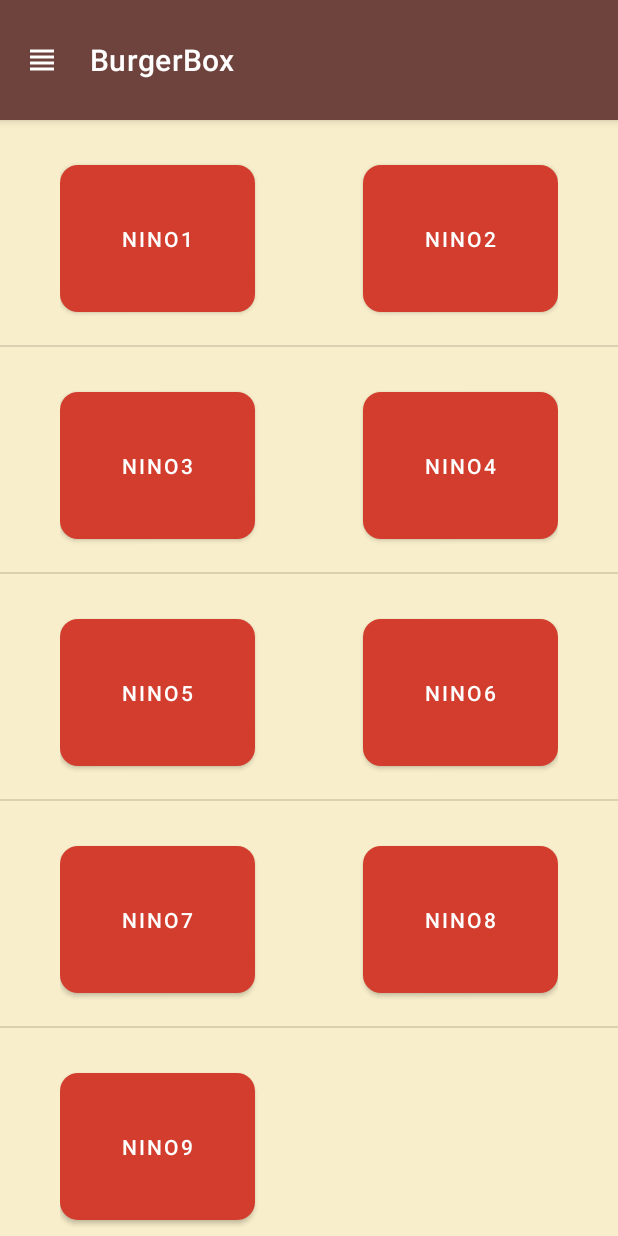
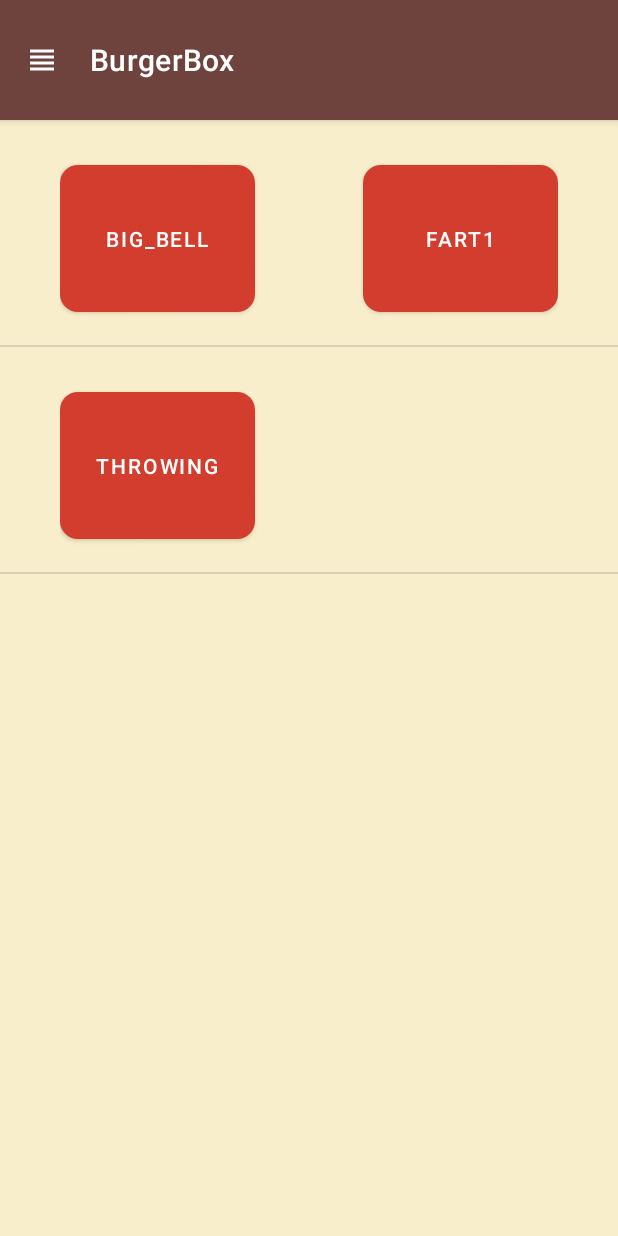
Before and after one commit to Ryoris/BurgerBox, an Android app: the screen it shows after launch (MainActivity), on a phone screen of 412 x 824 dp. Run offline under Robolectric (Android 15) with nearby library versions, the phone set to English and light mode, and no system bars.

Commit message:
Ajout des sons

```diff
--- a/app/src/main/java/com/clem/burgerbox/CustomAdapter.java
+++ b/app/src/main/java/com/clem/burgerbox/CustomAdapter.java
@@ -1,18 +1,21 @@
 package com.clem.burgerbox;
 
+import android.annotation.SuppressLint;
 import android.content.Context;
 import android.view.LayoutInflater;
 import android.view.View;
 import android.view.ViewGroup;
 import android.widget.BaseAdapter;
 import android.widget.Button;
+import android.widget.Toast;
 
 import java.util.ArrayList;
 
+// CustomAdapter est l’adaptateur qui connecte la donnée (ArrayList<TwoAudio>) à la vue (ListView).
 public class CustomAdapter extends BaseAdapter {
-    private ArrayList<TwoAudio> listData;
-    private LayoutInflater layoutInflater;
-    private Context context;
+    private final ArrayList<TwoAudio> listData;
+    private final LayoutInflater layoutInflater;
+    private final Context context;
 
     public CustomAdapter(Context context, ArrayList<TwoAudio> listData) {
         this.listData = listData;
@@ -20,6 +23,7 @@ public class CustomAdapter extends BaseAdapter {
         this.context = context;
     }
 
+    // Méthode de base
     @Override
     public int getCount() {
         return listData.size();
@@ -35,39 +39,59 @@ public class CustomAdapter extends BaseAdapter {
         return position;
     }
 
+    @SuppressLint("InflateParams")
+    @Override
     public View getView(int position, View convertView, ViewGroup parent) {
         ViewHolder holder;
 
-
         if (convertView == null) {
-
             convertView = layoutInflater.inflate(R.layout.two_buttons, null);
             holder = new ViewHolder();
-
-            holder.button1 = (Button) convertView.findViewById(R.id.bouton1);
-            holder.button2 = (Button) convertView.findViewById(R.id.bouton2);
-
-
+            holder.button1 = convertView.findViewById(R.id.bouton1);
+            holder.button2 = convertView.findViewById(R.id.bouton2);
             convertView.setTag(holder);
         } else {
             holder = (ViewHolder) convertView.getTag();
         }
 
-        holder.button1.setText(listData.get(position).getAudio1().getTitle());
+        TwoAudio item = listData.get(position);
 
-        if(listData.get(position).getAudio2()==null){
+        // Bouton 1
+        holder.button1.setText(item.getAudio1().getTitle());
+        holder.button1.setOnClickListener(v -> playByTitle(item.getAudio1().getTitle()));
+
+        // Bouton 2 (peut être null)
+        if (item.getAudio2() == null) {
             holder.button2.setVisibility(View.GONE);
+            holder.button2.setOnClickListener(null);
+        } else {
+            holder.button2.setVisibility(View.VISIBLE);
+            holder.button2.setText(item.getAudio2().getTitle());
+            holder.button2.setOnClickListener(v -> playByTitle(item.getAudio2().getTitle()));
         }
-        else{
-            holder.button2.setVisibility(View.VISIBLE);
-            holder.button2.setText(listData.get(position).getAudio2().getTitle());
-        }
-
-
-
         return convertView;
     }
 
+    // Lance la lecture du son
+    private void playByTitle(String title) {
+        int resId = resolveRawResId(context, title);
+        if (resId != 0) {
+            SoundPlayer.get(context).play(resId);
+        } else {
+            Toast.makeText(context, "Son introuvable: " + title, Toast.LENGTH_SHORT).show();
+        }
+    }
+
+    // Correspondance entre l'id et le nom
+    @SuppressLint("DiscouragedApi")
+    private int resolveRawResId(Context ctx, String displayName) {
+        // "Nino1" -> "nino1"
+        String key = displayName == null ? "" : displayName.trim().toLowerCase();
+        return ctx.getResources().getIdentifier(key, "raw", ctx.getPackageName());
+    }
+
+
+    // Mémorise les références des sous-vues
     static class ViewHolder {
         Button button1;
         Button button2;
--- a/app/src/main/java/com/clem/burgerbox/MainActivity.java
+++ b/app/src/main/java/com/clem/burgerbox/MainActivity.java
@@ -1,56 +1,34 @@
 package com.clem.burgerbox;
 
 import android.os.Bundle;
-import android.view.Menu;
-import android.view.MenuInflater;
-import android.view.MenuItem;
 import android.widget.ListView;
-import android.widget.PopupMenu;
-import android.widget.Toast;
-
-import androidx.activity.EdgeToEdge;
-import androidx.appcompat.app.AppCompatActivity;
-import androidx.appcompat.widget.Toolbar;
-import androidx.core.graphics.Insets;
-import androidx.core.view.ViewCompat;
-import androidx.core.view.WindowInsetsCompat;
-import com.clem.burgerbox.R;
-
 import java.util.ArrayList;
 
 public class MainActivity extends BaseActivity {
-
-    // un super commentaire
-    //et un deuxieme
 
     @Override
     protected void onCreate(Bundle savedInstanceState) {
         super.onCreate(savedInstanceState);
         setActivityLayout(R.layout.activity_main);
 
-        ListView soundsListView = (ListView) findViewById(R.id.listview_1);
+        ListView soundsListView = findViewById(R.id.listview_1);
+        ArrayList<Audio> soundsList = new ArrayList<>();
+        ArrayList<TwoAudio> twoSoundsList;
 
-        ArrayList<Audio> soundsList = new ArrayList<>();
-
-        ArrayList<TwoAudio> twoSoundsList = new ArrayList<>();
-
-        soundsList.add(new Audio("Nino1"));
-        soundsList.add(new Audio("Nino2"));
-        soundsList.add(new Audio("Nino3"));
-        soundsList.add(new Audio("Nino4"));
-        soundsList.add(new Audio("Nino5"));
-        soundsList.add(new Audio("Nino6"));
-        soundsList.add(new Audio("Nino7"));
-        soundsList.add(new Audio("Nino8"));
-        soundsList.add(new Audio("Nino9"));
+        // Liste de sons par défaut
+        soundsList.add(new Audio("big_bell"));
+        soundsList.add(new Audio("fart1"));
+        soundsList.add(new Audio("throwing"));
 
         twoSoundsList=TwoAudio.createTwoAudioArrays(soundsList);
-
-
         CustomAdapter adapter = new CustomAdapter(this, twoSoundsList);
-
-        //get your listView and use your adapter
         soundsListView.setAdapter(adapter);
 
     }
+    @Override
+    protected void onDestroy() {
+        super.onDestroy();
+        SoundPlayer sp = SoundPlayer.get(this);
+        sp.release();     // Libère le lecteur de sons
+    }
 }
```
Also changed, not shown: app/src/main/java/com/clem/burgerbox/SoundPlayer.java (added, +54 -0 lines), 3 other files.
